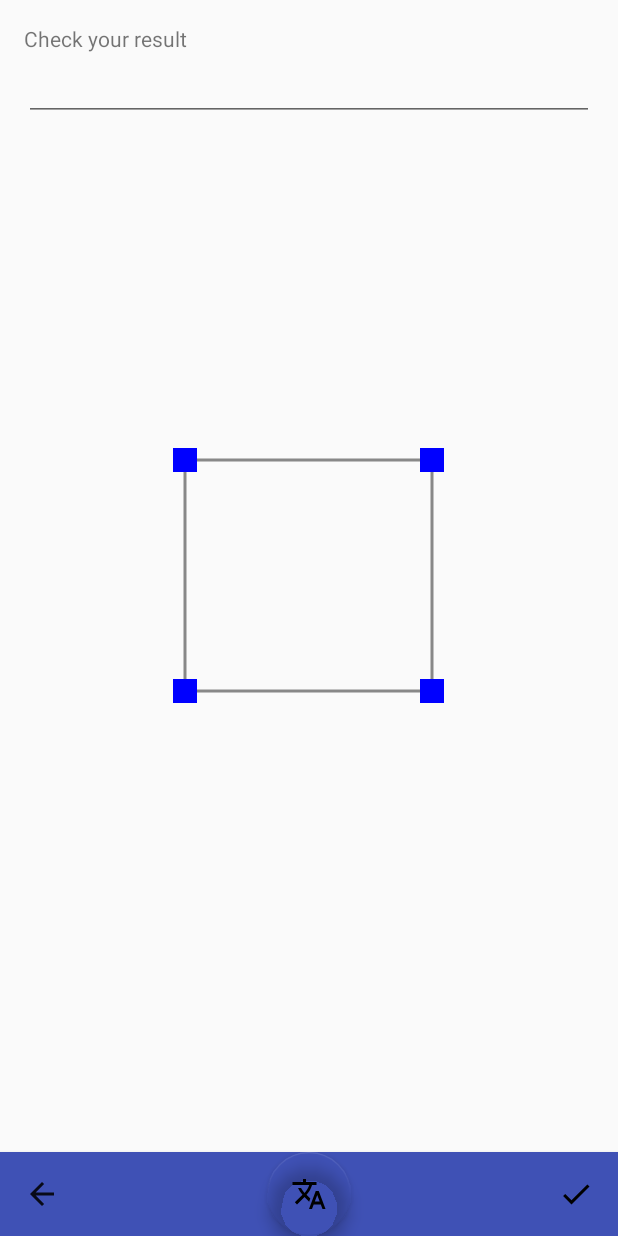
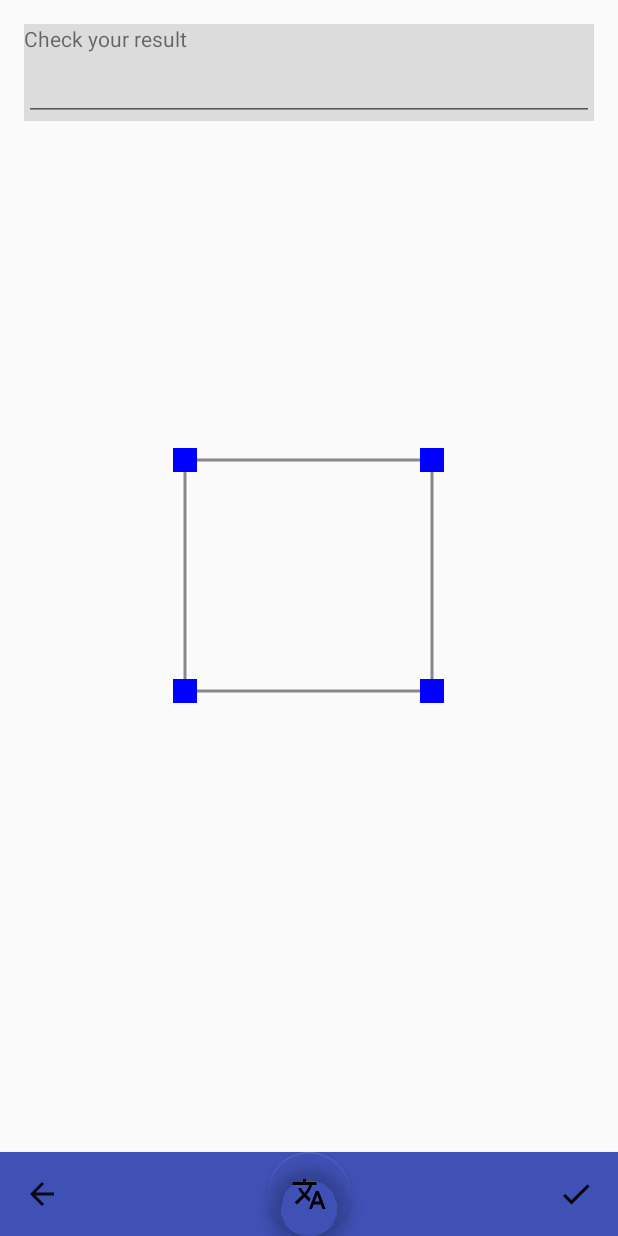
Before and after one commit to Vintechnology/Camera-Dictionary, an Android app: the DisplayActivity screen opened directly, with no data from a screen before it, after a tap on an icon or button, on a phone screen of 412 x 824 dp. Run offline under Robolectric (Android 15) with nearby library versions, the phone set to English and light mode, and no system bars; 4 statements that could not run were skipped; 1 other tap on this screen came first.

Commit message:
-check application status, fix EditText issues

```diff
--- a/app/src/main/java/com/example/user/cameradictionary/CropView.java
+++ b/app/src/main/java/com/example/user/cameradictionary/CropView.java
@@ -52,6 +52,7 @@ public class CropView extends View {
         final float scaleFactor=getResources().getDisplayMetrics().density;
         minGapInPixel=(int)(MIN_GAP_IN_DP*scaleFactor+0.5f);
         mCornerSquareArray=CornerSquare.createSquares(scaleFactor,4);
+
         cropRect=new Rect();
         maxCropZone=new Rect();
         startPoint=new Point();
@@ -192,7 +193,7 @@ public class CropView extends View {
         private static final int SQUARE_HALF_WIDTH_IN_DP=8;
         private static int halfWidthInPixel;
         private Point centerPoint;
-        public static CornerSquare[] createSquares(float density,int numberOfSquare){
+        static CornerSquare[] createSquares(float density, int numberOfSquare){
             halfWidthInPixel=(int)(density*SQUARE_HALF_WIDTH_IN_DP+0.5f);
             CornerSquare[] array=new CornerSquare[numberOfSquare];
             for(int i=0;i<numberOfSquare;++i){
@@ -203,11 +204,11 @@ public class CropView extends View {
         private CornerSquare(){
             centerPoint=new Point();
         }
-        public void draw(Canvas canvas,int x, int y,Paint squarePaint){
+        void draw(Canvas canvas, int x, int y, Paint squarePaint){
             centerPoint.set(x,y);
             canvas.drawRect(x-halfWidthInPixel,y-halfWidthInPixel,x+halfWidthInPixel,y+halfWidthInPixel,squarePaint);
         }
-        public boolean contains (int x,int y){
+        boolean contains(int x, int y){
             return Math.abs(x-centerPoint.x)<=halfWidthInPixel && Math.abs(y-centerPoint.y)<=halfWidthInPixel;
         }
     }
--- a/app/src/main/java/com/example/user/cameradictionary/DisplayActivity.java
+++ b/app/src/main/java/com/example/user/cameradictionary/DisplayActivity.java
@@ -1,5 +1,7 @@
 package com.example.user.cameradictionary;
 
+import android.content.Intent;
+import android.content.IntentFilter;
 import android.graphics.Bitmap;
 import android.graphics.Rect;
 import android.graphics.drawable.BitmapDrawable;
@@ -8,6 +10,7 @@ import android.net.NetworkInfo;
 import android.os.Bundle;
 import android.support.design.widget.Snackbar;
 import android.support.v4.app.FragmentManager;
+import android.support.v7.app.AlertDialog;
 import android.support.v7.app.AppCompatActivity;
 import android.util.Log;
 import android.util.SparseArray;
@@ -19,6 +22,8 @@ import android.widget.ImageView;
 import android.widget.TextView;
 import android.widget.Toast;
 
+import com.google.android.gms.common.ConnectionResult;
+import com.google.android.gms.common.GoogleApiAvailability;
 import com.google.android.gms.vision.Frame;
 import com.google.android.gms.vision.text.TextBlock;
 import com.google.android.gms.vision.text.TextRecognizer;
@@ -30,7 +35,7 @@ public class DisplayActivity extends AppCompatActivity {
     private TextView resultLabel;
     private EditText resultText;
     private CropView cropView;
-    private View backButton, translateButton, checkButton;
+    private View translateButton;
     private TextRecognizer textRecognizer;
     private String imageFilePath;
 
@@ -46,9 +51,9 @@ public class DisplayActivity extends AppCompatActivity {
         resultLabel=(TextView)findViewById(R.id.result_label);
         displayImageView=(ImageView)findViewById(R.id.image_display);
         cropView=(CropView)findViewById(R.id.crop_view);
-        backButton=findViewById(R.id.back_button);
+        View backButton = findViewById(R.id.back_button);
         translateButton=findViewById(R.id.translate_button);
-        checkButton=findViewById(R.id.check_button);
+        View checkButton = findViewById(R.id.check_button);
         final FrameLayout mainContentLayout=(FrameLayout)findViewById(R.id.content);
 
         //get file path
@@ -89,8 +94,14 @@ public class DisplayActivity extends AppCompatActivity {
                 translate();
             }
         });
+        checkGoogleServicesIsAvailable();
     }
 
+    @Override
+    protected void onDestroy() {
+        super.onDestroy();
+        textRecognizer.release();
+    }
 
     // Buttons method
     private void exitActivity(){
@@ -98,21 +109,23 @@ public class DisplayActivity extends AppCompatActivity {
         finish();
     }
     private void translate(){
-        CharSequence result=resultText.getText();
-        if(countWhiteSpace(result)==result.length()){
-            Toast.makeText(this, R.string.detect_failed, Toast.LENGTH_SHORT).show();
-            return;
+        if(recognizerIsOperational()) {
+            CharSequence result = resultText.getText();
+            if (countWhiteSpace(result) == result.length()) {
+                Toast.makeText(this, R.string.detect_failed, Toast.LENGTH_SHORT).show();
+                return;
+            }
+            if (!networkAvailable()) {
+                Snackbar.make(displayImageView, R.string.no_connection_available, Snackbar.LENGTH_LONG).show();
+                return;
+            }
+            Bundle args = new Bundle();
+            args.putString(WORD_KEY, result.toString());
+            TranslateWebFragment webFragment = new TranslateWebFragment();
+            webFragment.setArguments(args);
+            FragmentManager fm = getSupportFragmentManager();
+            fm.beginTransaction().add(R.id.container, webFragment).commit();
         }
-        if(!networkAvailable()){
-            Snackbar.make(displayImageView,R.string.no_connection_available,Snackbar.LENGTH_LONG).show();
-            return;
-        }
-        Bundle args=new Bundle();
-        args.putString(WORD_KEY,result.toString());
-        TranslateWebFragment webFragment=new TranslateWebFragment();
-        webFragment.setArguments(args);
-        FragmentManager fm=getSupportFragmentManager();
-        fm.beginTransaction().add(R.id.container,webFragment).commit();
     }
     private void checkResult(){
         Bitmap srcBitmap=((BitmapDrawable)displayImageView.getDrawable()).getBitmap();
@@ -125,12 +138,15 @@ public class DisplayActivity extends AppCompatActivity {
     private CharSequence detectText(Bitmap cropBitmap){
         Frame frame=new Frame.Builder().setBitmap(cropBitmap).build();
         SparseArray<TextBlock> detectResultArray=textRecognizer.detect(frame);
-        StringBuilder builder=new StringBuilder();
-        for(int i=0;i<detectResultArray.size();++i){
-            builder.append(detectResultArray.valueAt(i).getValue());
-            builder.append(" ");
+        StringBuffer buffer=new StringBuffer();
+        int size=detectResultArray.size();
+        for(int i=0;i<size;++i){
+            buffer.append(detectResultArray.valueAt(i).getValue());
+            Log.d(MainActivity.APPLICATION_TAG,"Language: "+detectResultArray.valueAt(i).getLanguage());
+            if(i+1<size)
+                buffer.append(" ");
         }
-        return builder;
+        return buffer;
     }
 
     private void accessCheckMode(CharSequence result){
@@ -144,7 +160,8 @@ public class DisplayActivity extends AppCompatActivity {
 
     private int countWhiteSpace(CharSequence org){
         int whiteSpace=0;
-        for(int i=0; i<org.length();++i){
+        int length=org.length();
+        for(int i=0; i<length;++i){
             if(org.charAt(i)==' ')
                 whiteSpace++;
         }
@@ -156,4 +173,31 @@ public class DisplayActivity extends AppCompatActivity {
         NetworkInfo networkState=connectManager.getActiveNetworkInfo();
         return networkState!=null && networkState.isConnected();
     }
+
+    private boolean recognizerIsOperational(){
+        if(!textRecognizer.isOperational()){
+            IntentFilter lowStorageFilter= new IntentFilter(Intent.ACTION_DEVICE_STORAGE_LOW);
+            boolean hasLowStorage=registerReceiver(null,lowStorageFilter)!=null;
+            Log.w(MainActivity.APPLICATION_TAG,getString(R.string.recognizer_not_operational));
+            if(hasLowStorage){
+                Log.w(MainActivity.APPLICATION_TAG,getString(R.string.low_on_storage));
+                Toast.makeText(this, R.string.low_on_storage, Toast.LENGTH_SHORT).show();
+            }else
+                Toast.makeText(this, R.string.recognizer_not_operational, Toast.LENGTH_SHORT).show();
+            return false;
+        }
+        return true;
+    }
+
+    private void checkGoogleServicesIsAvailable(){
+        GoogleApiAvailability servicesAvailability=GoogleApiAvailability.getInstance();
+        int status= servicesAvailability.isGooglePlayServicesAvailable(getApplicationContext());
+        if(status!= ConnectionResult.SUCCESS){
+            if(servicesAvailability.isUserResolvableError(status)){
+                servicesAvailability.getErrorDialog(this,status,2404).show();
+            }else{
+                new AlertDialog.Builder(this).setMessage(R.string.google_play_service_error).show();
+            }
+        }
+    }
 }
--- a/app/src/main/res/layout/activity_display.xml
+++ b/app/src/main/res/layout/activity_display.xml
@@ -35,7 +35,8 @@
             android:layout_marginLeft="@dimen/activity_horizontal_margin"
             android:layout_marginRight="@dimen/activity_horizontal_margin"
             android:layout_marginTop="@dimen/activity_vertical_margin"
-            android:orientation="vertical">
+            android:orientation="vertical"
+            android:background="@color/transGray">
             <TextView
                 android:id="@+id/result_label"
                 android:layout_width="match_parent"
@@ -46,8 +47,9 @@
                 android:id="@+id/result"
                 android:layout_width="match_parent"
                 android:layout_height="wrap_content"
+                android:textCursorDrawable="@null"
                 android:visibility="gone"
-                android:inputType="text"/>
+                android:inputType="textMultiLine|text"/>
         </LinearLayout>
 
     </FrameLayout>
--- a/app/src/main/res/values/colors.xml
+++ b/app/src/main/res/values/colors.xml
@@ -3,4 +3,5 @@
     <color name="colorPrimary">#3F51B5</color>
     <color name="colorPrimaryDark">#303F9F</color>
     <color name="colorAccent">#FF4081</color>
+    <color name="transGray">#80C0C0C0</color>
 </resources>
--- a/app/src/main/res/values/strings.xml
+++ b/app/src/main/res/values/strings.xml
@@ -18,4 +18,7 @@
     <string name="check_result_label">Check your result</string>
     <string name="crop_instruction">Crop the text which you want to translate</string>
     <string name="directory_invalid">File directory invalid. Please check again</string>
+    <string name="recognizer_not_operational">Recognizer cannot work.</string>
+    <string name="low_on_storage">Device storage is full. Cannot download dependencies</string>
+    <string name="google_play_service_error">Your Google Play Service has some problem. This may make the app not working properly</string>
 </resources>
```
Also changed, not shown: app/src/main/AndroidManifest.xml (+5 -2 lines), app/src/main/java/com/example/user/cameradictionary/MainActivity.java (+5 -3 lines).
